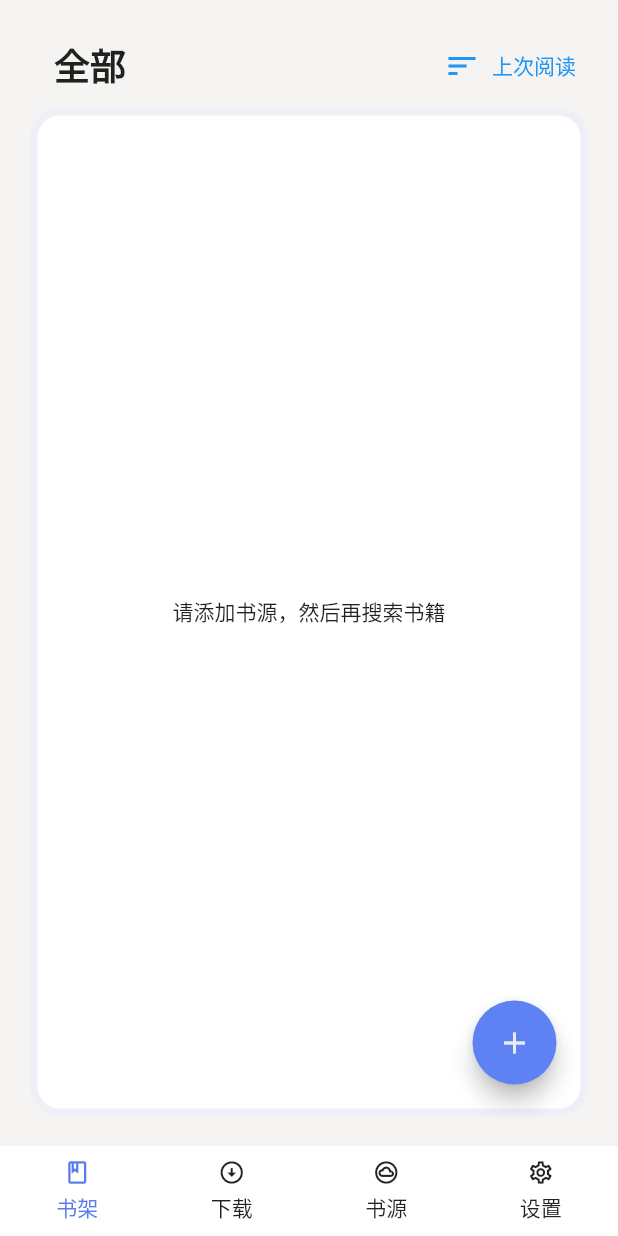
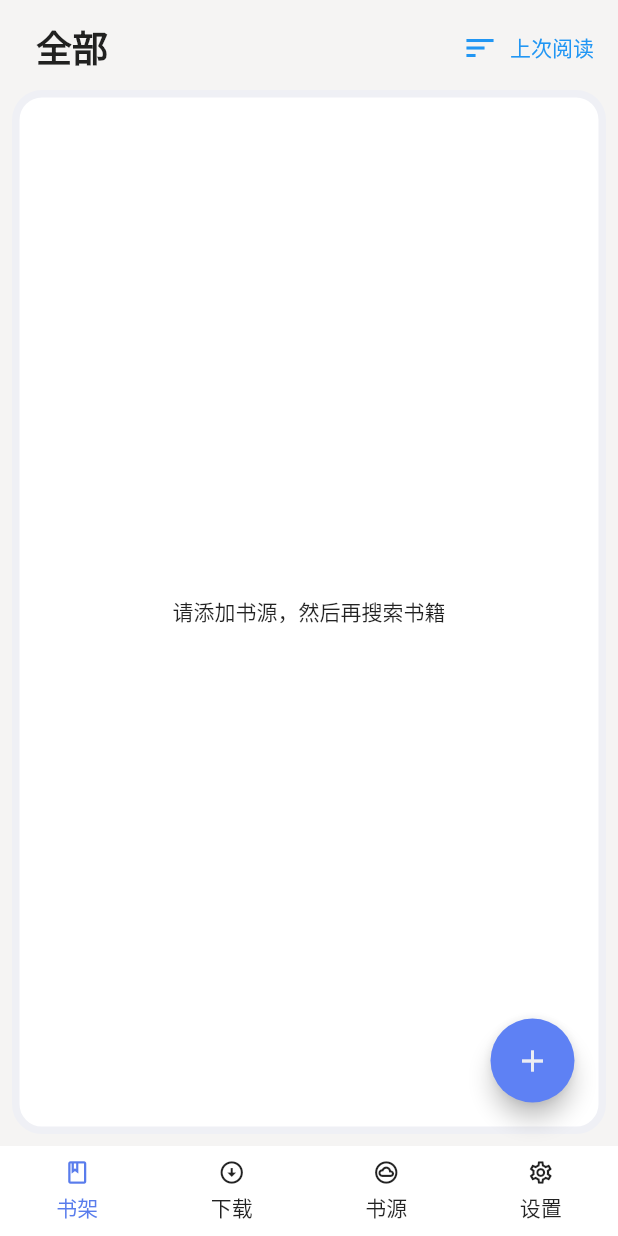
Before and after one commit to huage2580/yuedu_hd, a Flutter app: the screen it shows after launch, on a phone screen of 412 x 824 dp. Run offline on Flutter 3.47's test engine with Material 2 defaults, Android fonts, the light colour scheme and no system bars; our stand-ins replace bot_toast, dio, flutter_colorpicker, sqflite, sqflite_common_ffi, waterfall_flow; missing offline and left inert: draggable_scrollbar, gbk_codec, worker_manager, yuedu_parser; accounts and stored records are empty.

Commit message:
竖屏支持，书架和阅读

```diff
--- a/lib/ui/bookshelf/page_bookshelf.dart
+++ b/lib/ui/bookshelf/page_bookshelf.dart
@@ -35,12 +35,13 @@ class _PageBookShelfState extends State<PageBookShelf>
   @override
   Widget build(BuildContext context) {
     ThemeData theme = Theme.of(context);
+    bool isPortrait = MediaQuery.of(context).orientation == Orientation.portrait;
 
     return Scaffold(
       resizeToAvoidBottomPadding: false,
       resizeToAvoidBottomInset: false,
       body: Container(
-        padding: EdgeInsets.all(20),
+        padding: EdgeInsets.all(isPortrait?8:20),
         child: Column(
           children: [
             Row(
@@ -106,7 +107,7 @@ class _PageBookShelfState extends State<PageBookShelf>
               ),
               child: Stack(
                 children: [
-                  Container(margin: EdgeInsets.all(8),child: _buildList(context)),
+                  Container(margin: EdgeInsets.all(8),child: _buildList(context,isPortrait)),
                   Container(
                     margin: EdgeInsets.all(16),
                     child: Align(
@@ -131,7 +132,7 @@ class _PageBookShelfState extends State<PageBookShelf>
     );
   }
 
-  Widget _buildList(context) {
+  Widget _buildList(context, bool isPortrait) {
     if(_bookList.isEmpty){
       return Center(child: Text('请添加书源，然后再搜索书籍'),);
     }
@@ -140,9 +141,13 @@ class _PageBookShelfState extends State<PageBookShelf>
       onRefresh: ()async{
         return await _updateToc();
       },
-      child: WaterfallFlow.builder(gridDelegate: SliverWaterfallFlowDelegateWithFixedCrossAxisCount(
-        crossAxisCount: 2
-      ),itemBuilder: (ctx,index)=>_buildBookItem(ctx, _bookList[index]),itemCount: _bookList.length,),
+      child: MediaQuery.removePadding(
+        context: context,
+        removeTop: true,
+        child: WaterfallFlow.builder(gridDelegate: SliverWaterfallFlowDelegateWithFixedCrossAxisCount(
+          crossAxisCount: isPortrait?1:2
+        ),itemBuilder: (ctx,index)=>_buildBookItem(ctx, _bookList[index]),itemCount: _bookList.length,),
+      ),
       // child: GridView.builder(gridDelegate: SliverGridDelegateWithFixedCrossAxisCount(
       //   crossAxisCount: 2,childAspectRatio: 2.4,crossAxisSpacing: 2,mainAxisSpacing: 8,
       // ), itemBuilder: (ctx,index)=>_buildBookItem(ctx, _bookList[index]),itemCount: _bookList.length,),
@@ -157,10 +162,6 @@ class _PageBookShelfState extends State<PageBookShelf>
         DatabaseHelper().updateBookReadTime(bean.bookId);
         YDRouter.mainRouter.currentState.pushNamed(YDRouter.READING_PAGE,arguments: {'bookId':bean.bookId})
             .then((value){
-          SystemChrome.setPreferredOrientations([ 	 //强制横屏
-            DeviceOrientation.landscapeLeft,
-            DeviceOrientation.landscapeRight
-          ]);
           SystemChrome.setEnabledSystemUIOverlays([]);
           _fetchBookShelf();
         });//更新阅读记录
--- a/lib/ui/reading/StyleMenuWidget.dart
+++ b/lib/ui/reading/StyleMenuWidget.dart
@@ -34,7 +34,9 @@ class _StyleMenuState extends State<StyleMenu> {
     bool isTwoPage = config.isSinglePage == 0;
 
     //
-    return Container(
+    return CupertinoScrollbar(
+      child: SingleChildScrollView(
+        child: Container(
           padding: EdgeInsets.all(10),
           child: Column(
             mainAxisAlignment: MainAxisAlignment.start,
@@ -118,6 +120,8 @@ class _StyleMenuState extends State<StyleMenu> {
               ),
             ],
           ),
+        ),
+      ),
     );
   }
 
```
Also changed, not shown: lib/ui/reading/page_reading.dart (+8 -2 lines). Lines whose indentation alone changed are shown as unchanged.
